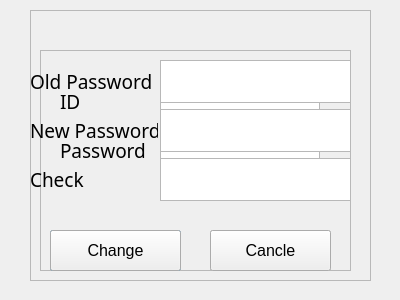
The window that final_BookManagement/BookManagement/adminlogin.ui (yewl1110/opensourceSW) describes before a commit, drawn with Qt 5.
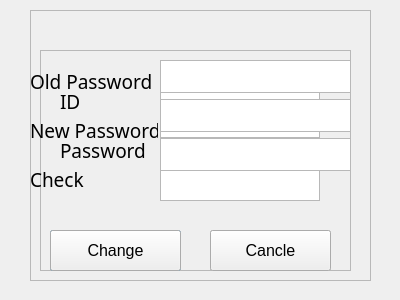
The same window after the commit.

Patch:
```diff
--- a/final_BookManagement/BookManagement/adminlogin.ui
+++ b/final_BookManagement/BookManagement/adminlogin.ui
@@ -78,7 +78,7 @@
       <x>120</x>
       <y>30</y>
       <width>160</width>
-      <height>91</height>
+      <height>121</height>
      </rect>
     </property>
     <property name="font">
@@ -219,7 +219,7 @@
       <x>130</x>
       <y>50</y>
       <width>191</width>
-      <height>141</height>
+      <height>111</height>
      </rect>
     </property>
     <layout class="QVBoxLayout" name="verticalLayout_4">
```
